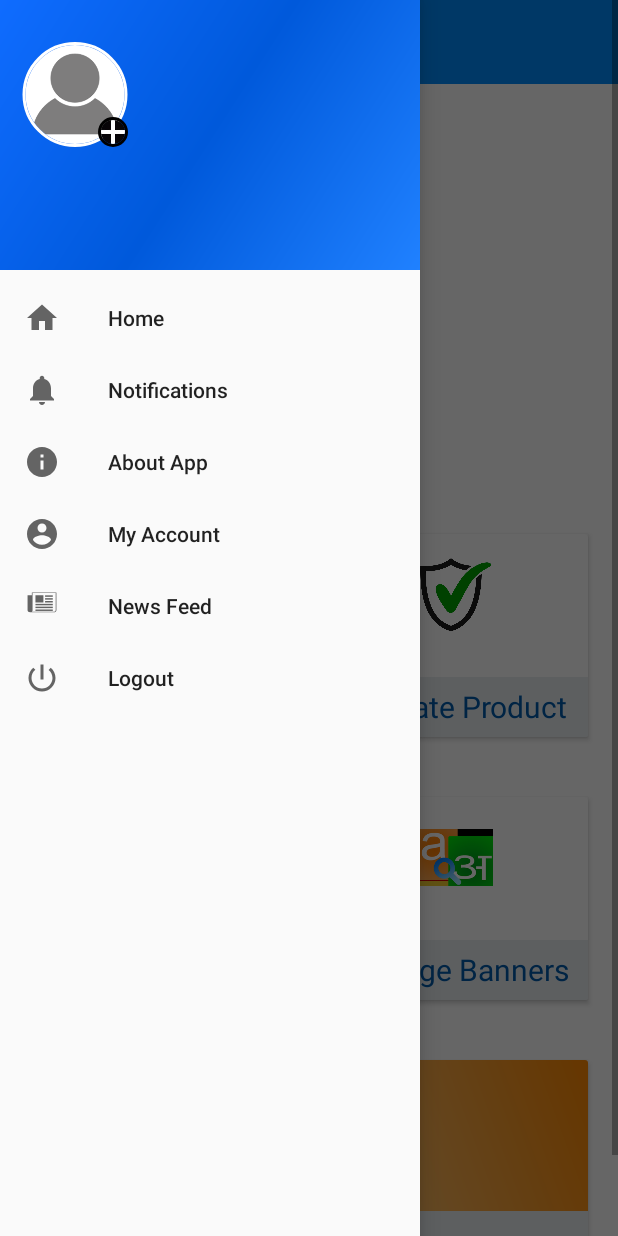
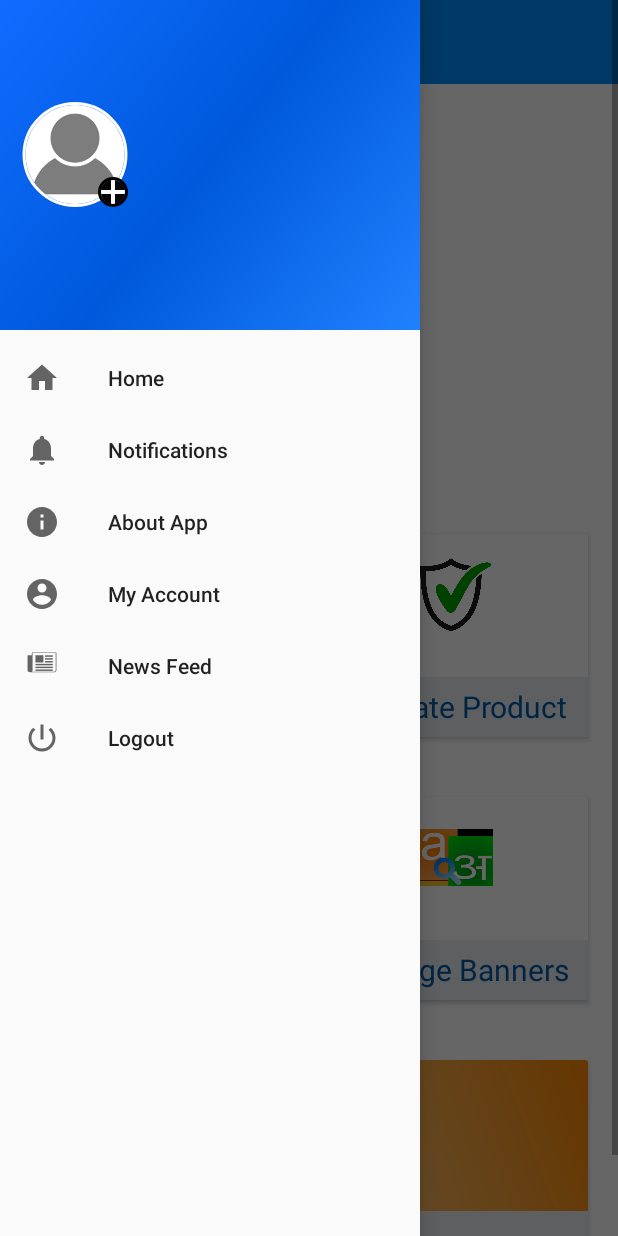
Before and after one commit to Pooja0504/Vendor-Shopping-Point, an Android app: the screen it shows after launch (HomeActivity), with the side drawer open, on a phone screen of 412 x 824 dp. Run offline under Robolectric (Android 15) with nearby library versions, the phone set to English and light mode, and no system bars; our stand-ins replace CircleImageView, data binding; pictures from the network do not load.

Commit message:
updated ui nav_header_main.xml

```diff
--- a/app/src/main/res/layout/nav_header_main.xml
+++ b/app/src/main/res/layout/nav_header_main.xml
@@ -3,7 +3,7 @@
     xmlns:app="http://schemas.android.com/apk/res-auto"
     xmlns:tools="http://schemas.android.com/tools"
     android:layout_width="match_parent"
-    android:layout_height="@dimen/nav_header_height"
+    android:layout_height="220dp"
     android:paddingLeft="@dimen/dimen10dp"
     android:background="@drawable/side_nav_bar"
     android:gravity="bottom"
```
